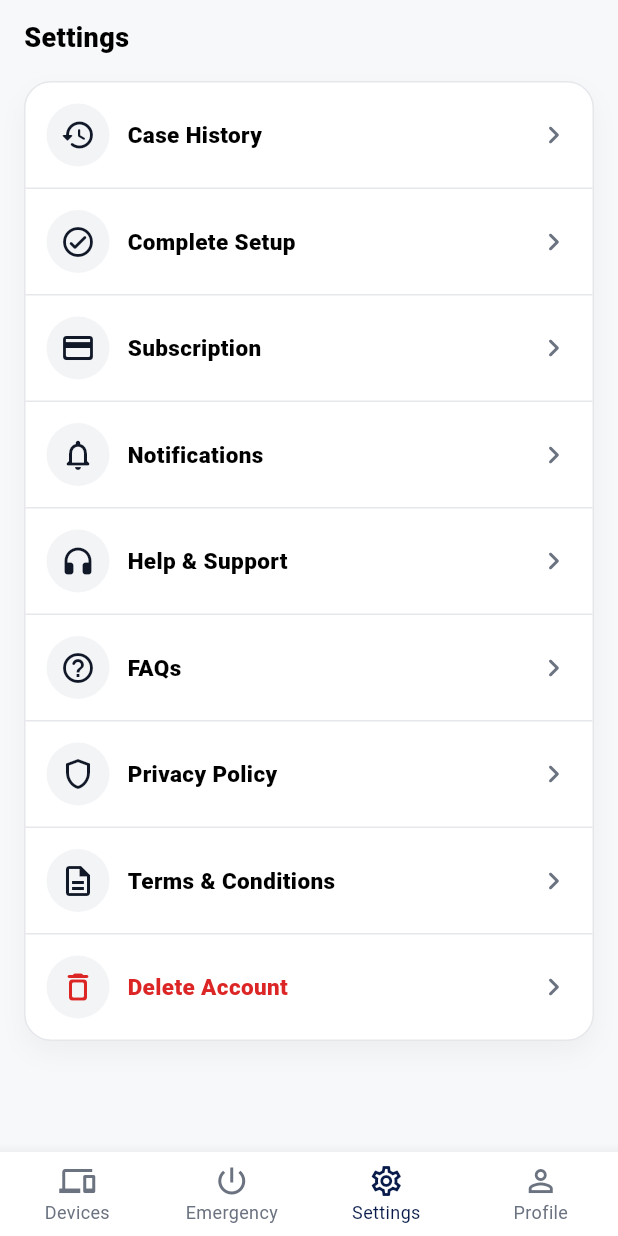
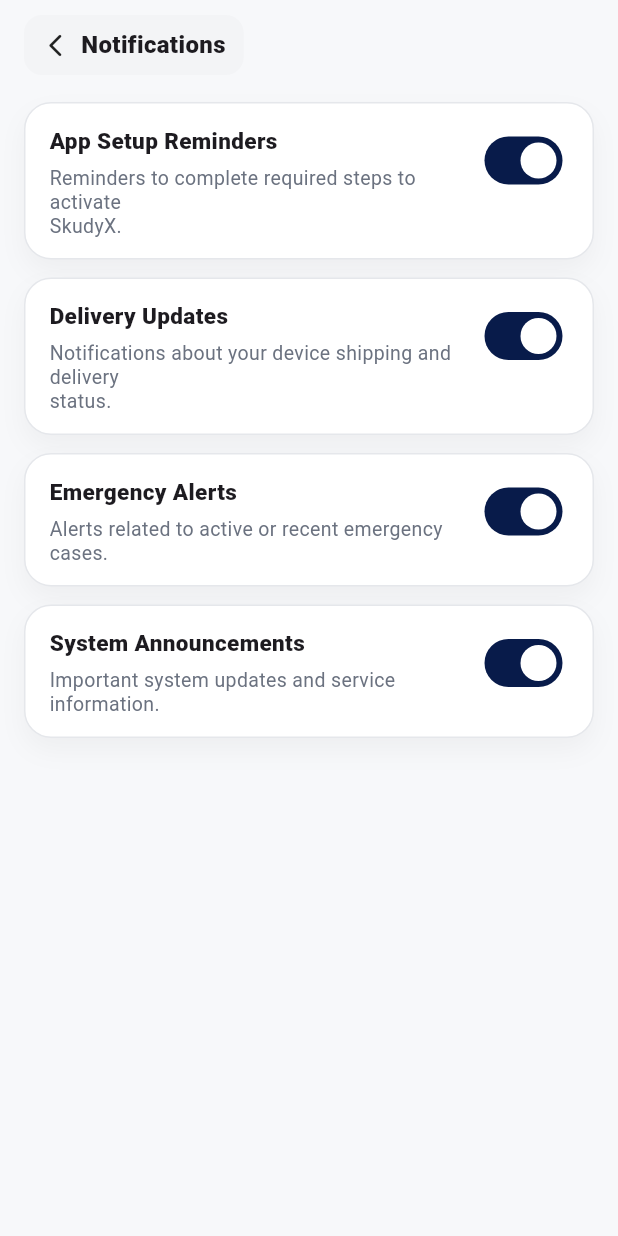
Before and after one commit to ifti-git-new/skudyx-app, a Flutter app: the SettingsScreen screen opened by its route, after a tap on "Notifications", on a phone screen of 412 x 824 dp. Run offline on Flutter 3.47's test engine with Material 3 defaults, Android fonts, the phone set to English and light mode, and no system bars; our stand-ins replace camera, flutter_svg, go_router, permission_handler, shared_preferences; accounts and stored records are empty; project files that could hold a hidden picture were left out.

Commit message:
notification done

```diff
--- a/lib/app/composition_root.dart
+++ b/lib/app/composition_root.dart
@@ -6,6 +6,7 @@ import 'package:skudyx/features/device/presentation/controllers/device_scan_cont
 import 'package:skudyx/features/emergency/presentation/controllers/emergency_contact_controller.dart';
 import 'package:skudyx/features/profile/controllers/identity_verification_controller.dart';
 import 'package:skudyx/features/profile/controllers/profile_controller.dart';
+import 'package:skudyx/features/settings/presentation/controllers/notification_prefs_controller.dart';
 
 import '../core/config/app_config.dart';
 import '../core/storage/app_prefs.dart';
@@ -48,6 +49,11 @@ class AppCompositionRoot extends StatelessWidget {
           create: (_) => ProfileController(),
         ),
 
+        ChangeNotifierProvider<NotificationPrefsController>(
+          create: (c) =>
+              NotificationPrefsController(prefs: c.read<AppPrefs>())..init(),
+        ),
+
         ChangeNotifierProvider<IdentityVerificationController>(
           create: (_) => IdentityVerificationController(),
         ),
--- a/lib/app/router.dart
+++ b/lib/app/router.dart
@@ -35,6 +35,7 @@ import 'package:skudyx/features/profile/presentation/screens/identity/identity_s
 import 'package:skudyx/features/profile/presentation/screens/identity/identity_success_screen.dart';
 import 'package:skudyx/features/profile/presentation/screens/profile_screen.dart';
 import 'package:skudyx/features/settings/presentation/screens/complete_setup_screen.dart';
+import 'package:skudyx/features/settings/presentation/screens/notification_preferences_screen.dart';
 import 'package:skudyx/features/settings/presentation/screens/settings_screen.dart';
 import 'package:skudyx/features/shell/presentation/screens/main_shell_screen.dart';
 // Shell + tabs
@@ -198,6 +199,11 @@ class AppRouter {
       ),
 
       GoRoute(
+        path: AppRoutes.settingsNotifications,
+        builder: (_, __) => const NotificationPreferencesScreen(),
+      ),
+
+      GoRoute(
         path: AppRoutes.settingsCompleteSetup,
         builder: (_, __) => const CompleteSetupScreen(),
       ),
--- a/lib/core/navigation/app_routes.dart
+++ b/lib/core/navigation/app_routes.dart
@@ -52,4 +52,5 @@ abstract class AppRoutes {
   static const settingsCaseHistory = '/settings/case-history';
   static const settingsCaseDetails = '/settings/case-history/:caseId';
   static const settingsCompleteSetup = '/settings/complete-setup';
+  static const settingsNotifications = '/settings/notifications';
 }
--- a/lib/core/storage/app_prefs.dart
+++ b/lib/core/storage/app_prefs.dart
@@ -29,6 +29,11 @@ class AppPrefs {
   static const _kEcAdded = 'ec_added';
   static const _kEcPhoneVerified = 'ec_phone_verified';
   static const _kEcEmailVerified = 'ec_email_verified';
+
+  static const _kNotifSetupReminders = 'notif_setup_reminders';
+  static const _kNotifDeliveryUpdates = 'notif_delivery_updates';
+  static const _kNotifEmergencyAlerts = 'notif_emergency_alerts';
+  static const _kNotifSystemAnnouncements = 'notif_system_announcements';
 
   // ---------------------------
   // Auth
@@ -76,6 +81,23 @@ class AppPrefs {
   bool get ecEmailVerified => _sp.getBool(_kEcEmailVerified) ?? false;
   Future<void> setEcEmailVerified(bool v) => _sp.setBool(_kEcEmailVerified, v);
 
+  bool get notifSetupReminders => _sp.getBool(_kNotifSetupReminders) ?? true;
+  Future<void> setNotifSetupReminders(bool v) =>
+      _sp.setBool(_kNotifSetupReminders, v);
+
+  bool get notifDeliveryUpdates => _sp.getBool(_kNotifDeliveryUpdates) ?? true;
+  Future<void> setNotifDeliveryUpdates(bool v) =>
+      _sp.setBool(_kNotifDeliveryUpdates, v);
+
+  bool get notifEmergencyAlerts => _sp.getBool(_kNotifEmergencyAlerts) ?? true;
+  Future<void> setNotifEmergencyAlerts(bool v) =>
+      _sp.setBool(_kNotifEmergencyAlerts, v);
+
+  bool get notifSystemAnnouncements =>
+      _sp.getBool(_kNotifSystemAnnouncements) ?? true;
+  Future<void> setNotifSystemAnnouncements(bool v) =>
+      _sp.setBool(_kNotifSystemAnnouncements, v);
+
   // ---------------------------
   // Clear all
   // ---------------------------
@@ -92,5 +114,10 @@ class AppPrefs {
     await _sp.remove(_kEcAdded);
     await _sp.remove(_kEcPhoneVerified);
     await _sp.remove(_kEcEmailVerified);
+
+    await _sp.remove(_kNotifSetupReminders);
+    await _sp.remove(_kNotifDeliveryUpdates);
+    await _sp.remove(_kNotifEmergencyAlerts);
+    await _sp.remove(_kNotifSystemAnnouncements);
   }
 }
--- /dev/null
+++ b/lib/features/settings/presentation/controllers/notification_prefs_controller.dart
@@ -0,0 +1,65 @@
+import 'package:flutter/foundation.dart';
+import 'package:permission_handler/permission_handler.dart';
+import 'package:skudyx/core/storage/app_prefs.dart';
+
+class NotificationPrefsController extends ChangeNotifier {
+  final AppPrefs prefs;
+  NotificationPrefsController({required this.prefs});
+
+  bool permissionGranted = false;
+
+  bool setupReminders = true;
+  bool deliveryUpdates = true;
+  bool emergencyAlerts = true;
+  bool systemAnnouncements = true;
+
+  Future<void> init() async {
+    await refreshPermission();
+    _loadToggles();
+  }
+
+  Future<void> refreshPermission() async {
+    final status = await Permission.notification.status;
+    permissionGranted = status.isGranted;
+    notifyListeners();
+  }
+
+  void _loadToggles() {
+    setupReminders = prefs.notifSetupReminders;
+    deliveryUpdates = prefs.notifDeliveryUpdates;
+    emergencyAlerts = prefs.notifEmergencyAlerts;
+    systemAnnouncements = prefs.notifSystemAnnouncements;
+    notifyListeners();
+  }
+
+  Future<PermissionStatus> requestPermission() async {
+    final status = await Permission.notification.request();
+    permissionGranted = status.isGranted;
+    notifyListeners();
+    return status;
+  }
+
+  Future<void> setSetupReminders(bool v) async {
+    setupReminders = v;
+    notifyListeners();
+    await prefs.setNotifSetupReminders(v);
+  }
+
+  Future<void> setDeliveryUpdates(bool v) async {
+    deliveryUpdates = v;
+    notifyListeners();
+    await prefs.setNotifDeliveryUpdates(v);
+  }
+
+  Future<void> setEmergencyAlerts(bool v) async {
+    emergencyAlerts = v;
+    notifyListeners();
+    await prefs.setNotifEmergencyAlerts(v);
+  }
+
+  Future<void> setSystemAnnouncements(bool v) async {
+    systemAnnouncements = v;
+    notifyListeners();
+    await prefs.setNotifSystemAnnouncements(v);
+  }
+}
--- /dev/null
+++ b/lib/features/settings/presentation/screens/notification_preferences_screen.dart
@@ -0,0 +1,361 @@
+import 'package:flutter/material.dart';
+import 'package:go_router/go_router.dart';
+import 'package:permission_handler/permission_handler.dart';
+import 'package:provider/provider.dart';
+
+import 'package:skudyx/features/settings/presentation/controllers/notification_prefs_controller.dart';
+
+class NotificationPreferencesScreen extends StatelessWidget {
+  const NotificationPreferencesScreen({super.key});
+
+  static const _bg = Color(0xFFF7F8FA);
+  static const _navy = Color(0xFF081B4A);
+  static const _muted = Color(0xFF6B7280);
+  static const _border = Color(0xFFE5E7EB);
+
+  @override
+  Widget build(BuildContext context) {
+    final c = context.watch<NotificationPrefsController>();
+
+    return Scaffold(
+      backgroundColor: _bg,
+      body: SafeArea(
+        child: Column(
+          children: [
+            const SizedBox(height: 10),
+            Padding(
+              padding: const EdgeInsets.symmetric(horizontal: 16),
+              child: Row(
+                children: [
+                  InkWell(
+                    onTap: () => context.pop(),
+                    borderRadius: BorderRadius.circular(12),
+                    child: Container(
+                      height: 40,
+                      padding: const EdgeInsets.symmetric(horizontal: 12),
+                      decoration: BoxDecoration(
+                        color: const Color(0xFFF3F4F6),
+                        borderRadius: BorderRadius.circular(12),
+                      ),
+                      child: const Row(
+                        children: [
+                          Icon(Icons.arrow_back_ios_new_rounded, size: 18),
+                          SizedBox(width: 8),
+                          Text(
+                            'Notifications',
+                            style: TextStyle(
+                              fontSize: 16,
+                              fontWeight: FontWeight.w800,
+                            ),
+                          ),
+                        ],
+                      ),
+                    ),
+                  ),
+                ],
+              ),
+            ),
+
+            const SizedBox(height: 14),
+
+            Expanded(
+              child: c.permissionGranted
+                  ? _ToggleList(c: c)
+                  : _PermissionOffView(c: c),
+            ),
+          ],
+        ),
+      ),
+    );
+  }
+}
+
+class _PermissionOffView extends StatelessWidget {
+  final NotificationPrefsController c;
+  const _PermissionOffView({required this.c});
+
+  static const _navy = Color(0xFF081B4A);
+  static const _muted = Color(0xFF6B7280);
+
+  @override
+  Widget build(BuildContext context) {
+    return Padding(
+      padding: const EdgeInsets.fromLTRB(16, 24, 16, 22),
+      child: Column(
+        crossAxisAlignment: CrossAxisAlignment.start,
+        children: [
+          const Text(
+            'Notifications are\nturned off',
+            style: TextStyle(
+              fontSize: 34,
+              fontWeight: FontWeight.w900,
+              height: 1.1,
+            ),
+          ),
+          const SizedBox(height: 12),
+          const Text(
+            'Enable notifications to receive emergency\nalerts and device updates.',
+            style: TextStyle(fontSize: 15, color: _muted, height: 1.35),
+          ),
+          const SizedBox(height: 22),
+
+          SizedBox(
+            width: double.infinity,
+            height: 54,
+            child: ElevatedButton(
+              style: ElevatedButton.styleFrom(
+                backgroundColor: _navy,
+                foregroundColor: Colors.white,
+                elevation: 0,
+                shape: RoundedRectangleBorder(
+                  borderRadius: BorderRadius.circular(999),
+                ),
+              ),
+              onPressed: () async {
+                final status = await c.requestPermission();
+
+                if (status.isGranted) {
+                  await c.refreshPermission();
+                  return;
+                }
+
+                // Denied or permanently denied -> show bottom sheet with Open Settings
+                if (context.mounted) {
+                  await showModalBottomSheet<void>(
+                    context: context,
+                    isScrollControlled: true,
+                    backgroundColor: Colors.white,
+                    shape: const RoundedRectangleBorder(
+                      borderRadius: BorderRadius.vertical(
+                        top: Radius.circular(18),
+                      ),
+                    ),
+                    builder: (_) => const _EnableInSettingsSheet(),
+                  );
+                }
+              },
+              child: const Text(
+                'Enable Notifications',
+                style: TextStyle(fontSize: 16, fontWeight: FontWeight.w800),
+              ),
+            ),
+          ),
+        ],
+      ),
+    );
+  }
+}
+
+class _EnableInSettingsSheet extends StatelessWidget {
+  const _EnableInSettingsSheet();
+
+  static const _navy = Color(0xFF081B4A);
+  static const _muted = Color(0xFF6B7280);
+
+  @override
+  Widget build(BuildContext context) {
+    return SafeArea(
+      child: Padding(
+        padding: EdgeInsets.only(
+          left: 18,
+          right: 18,
+          top: 10,
+          bottom: 18 + MediaQuery.of(context).viewInsets.bottom,
+        ),
+        child: Column(
+          mainAxisSize: MainAxisSize.min,
+          children: [
+            // handle + close
+            Row(
+              children: [
+                const Spacer(),
+                InkWell(
+                  onTap: () => Navigator.pop(context),
+                  child: const Icon(Icons.close),
+                ),
+              ],
+            ),
+            const SizedBox(height: 6),
+            const Align(
+              alignment: Alignment.centerLeft,
+              child: Text(
+                'Enable notifications in settings',
+                style: TextStyle(fontSize: 16, fontWeight: FontWeight.w900),
+              ),
+            ),
+            const SizedBox(height: 8),
+            const Align(
+              alignment: Alignment.centerLeft,
+              child: Text(
+                'Open your phone settings, find SkudyX app,\nand allow notifications.',
+                style: TextStyle(fontSize: 14, color: _muted, height: 1.35),
+              ),
+            ),
+            const SizedBox(height: 16),
+
+            Row(
+              children: [
+                Expanded(
+                  child: SizedBox(
+                    height: 48,
+                    child: ElevatedButton(
+                      style: ElevatedButton.styleFrom(
+                        elevation: 0,
+                        backgroundColor: const Color(0xFFE5E7EB),
+                        foregroundColor: _navy,
+                        shape: RoundedRectangleBorder(
+                          borderRadius: BorderRadius.circular(12),
+                        ),
+                      ),
+                      onPressed: () => Navigator.pop(context),
+                      child: const Text(
+                        'Maybe Later',
+                        style: TextStyle(fontWeight: FontWeight.w800),
+                      ),
+                    ),
+                  ),
+                ),
+                const SizedBox(width: 12),
+                Expanded(
+                  child: SizedBox(
+                    height: 48,
+                    child: ElevatedButton(
+                      style: ElevatedButton.styleFrom(
+                        elevation: 0,
+                        backgroundColor: _navy,
+                        foregroundColor: Colors.white,
+                        shape: RoundedRectangleBorder(
+                          borderRadius: BorderRadius.circular(12),
+                        ),
+                      ),
+                      onPressed: () async {
+                        await openAppSettings();
+                        if (context.mounted) Navigator.pop(context);
+                      },
+                      child: const Text(
+                        'Open Settings',
+                        style: TextStyle(fontWeight: FontWeight.w800),
+                      ),
+                    ),
+                  ),
+                ),
+              ],
+            ),
+          ],
+        ),
+      ),
+    );
+  }
+}
+
+class _ToggleList extends StatelessWidget {
+  final NotificationPrefsController c;
+  const _ToggleList({required this.c});
+
+  static const _border = Color(0xFFE5E7EB);
+  static const _muted = Color(0xFF6B7280);
+
+  @override
+  Widget build(BuildContext context) {
+    return ListView(
+      physics: const BouncingScrollPhysics(),
+      padding: const EdgeInsets.fromLTRB(16, 4, 16, 22),
+      children: [
+        _ToggleCard(
+          title: 'App Setup Reminders',
+          subtitle: 'Reminders to complete required steps to activate\nSkudyX.',
+          value: c.setupReminders,
+          onChanged: c.setSetupReminders,
+        ),
+        const SizedBox(height: 12),
+        _ToggleCard(
+          title: 'Delivery Updates',
+          subtitle:
+              'Notifications about your device shipping and delivery\nstatus.',
+          value: c.deliveryUpdates,
+          onChanged: c.setDeliveryUpdates,
+        ),
+        const SizedBox(height: 12),
+        _ToggleCard(
+          title: 'Emergency Alerts',
+          subtitle: 'Alerts related to active or recent emergency cases.',
+          value: c.emergencyAlerts,
+          onChanged: c.setEmergencyAlerts,
+        ),
+        const SizedBox(height: 12),
+        _ToggleCard(
+          title: 'System Announcements',
+          subtitle: 'Important system updates and service information.',
+          value: c.systemAnnouncements,
+          onChanged: c.setSystemAnnouncements,
+        ),
+      ],
+    );
+  }
+}
+
+class _ToggleCard extends StatelessWidget {
+  final String title;
+  final String subtitle;
+  final bool value;
+  final ValueChanged<bool> onChanged;
+
+  const _ToggleCard({
+    required this.title,
+    required this.subtitle,
+    required this.value,
+    required this.onChanged,
+  });
+
+  static const _border = Color(0xFFE5E7EB);
+  static const _muted = Color(0xFF6B7280);
+
+  @override
+  Widget build(BuildContext context) {
+    return Container(
+      padding: const EdgeInsets.fromLTRB(16, 14, 16, 14),
+      decoration: BoxDecoration(
+        color: Colors.white,
+        borderRadius: BorderRadius.circular(18),
+        border: Border.all(color: _border),
+        boxShadow: [
+          BoxShadow(
+            color: Colors.black.withOpacity(0.04),
+            blurRadius: 14,
+            offset: const Offset(0, 8),
+          ),
+        ],
+      ),
+      child: Row(
+        crossAxisAlignment: CrossAxisAlignment.start,
+        children: [
+          Expanded(
+            child: Column(
+              crossAxisAlignment: CrossAxisAlignment.start,
+              children: [
+                Text(
+                  title,
+                  style: const TextStyle(
+                    fontSize: 15,
+                    fontWeight: FontWeight.w900,
+                  ),
+                ),
+                const SizedBox(height: 6),
+                Text(
+                  subtitle,
+                  style: const TextStyle(
+                    fontSize: 13,
+                    color: _muted,
+                    height: 1.25,
+                  ),
+                ),
+              ],
+            ),
+          ),
+          const SizedBox(width: 10),
+          Switch(value: value, onChanged: onChanged),
+        ],
+      ),
+    );
+  }
+}
```
Also changed, not shown: lib/features/device/presentation/screens/device_list_screen.dart (+71 -3 lines), lib/features/settings/presentation/screens/settings_screen.dart (+3 -6 lines).
